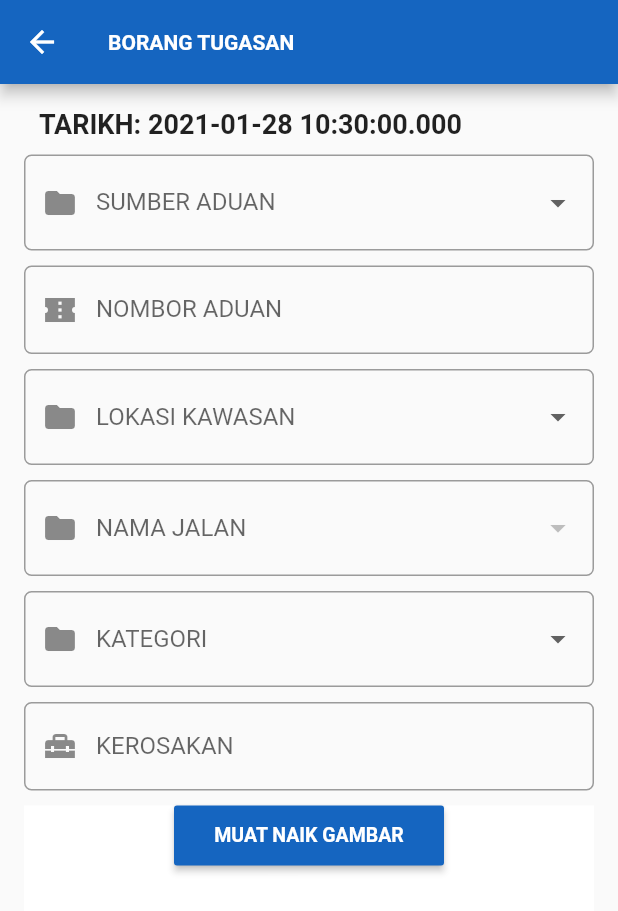
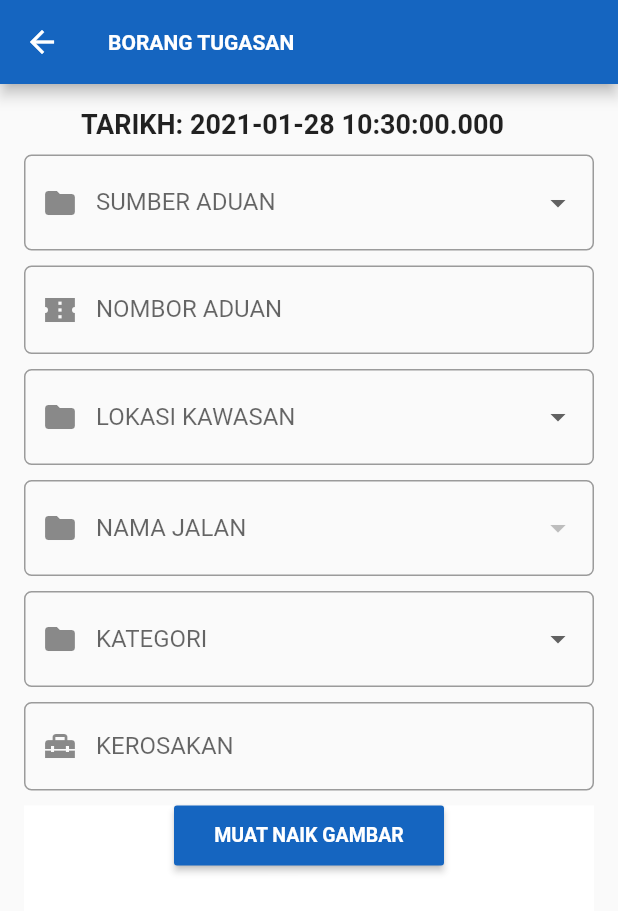
Before and after one commit to sarahsidek/final-year-project-CSP650, a Flutter app: the AddTask screen opened directly, after a tap on "MUAT NAIK GAMBAR", on a phone screen of 412 x 824 dp. Shown: the top 911 px of the screen. Run offline on Flutter 3.47's test engine with Material 2 defaults, Android fonts, the phone set to English and light mode, and no system bars; our stand-ins replace carousel_pro, cloud_firestore, firebase_auth, firebase_messaging, firebase_storage, flutter_spinkit and 4 more; missing offline and left inert: geocoder, geoflutterfire, multi_image_picker; accounts and stored records are empty; Roboto replaces fonts that are missing (Andika, Asap).

Commit message:
latest pecutan akhir

```diff
--- a/lib/maps/google_maps_address.dart
+++ b/lib/maps/google_maps_address.dart
@@ -35,7 +35,7 @@ class _GoogleMapsState extends State<GoogleMaps> {
   String addressLocation;
   static final CameraPosition initialLocation = CameraPosition(
     target: LatLng(4.2105, 101.9758),
-    zoom: 18.00,
+    zoom: 10.00,
   );
 
   void updateMarker(LocationData newLocalData) {
--- a/lib/screen/RecordOfficer/addTask.dart
+++ b/lib/screen/RecordOfficer/addTask.dart
@@ -32,7 +32,7 @@ class _AddTaskState extends State<AddTask> {
   String sumberAduan;
   File image;
   Task tk;
-  List<Asset> images = List<Asset>();
+  List<Asset> images = List();
   List<String> imageUrls = <String>[];
   String error = "No error Detected";
   List <String> sumber = <String> ['SISTEM ADUAN MBPJ', 'SISTEM ADUAN WAZE', 'SISTEM ADUAN UTILITI'];
@@ -42,7 +42,7 @@ class _AddTaskState extends State<AddTask> {
    'PJU 1A', 'PJU 2', 'PJU 3', 'PJU 4', 'PJU 5', 'PJU 6','PJU 7', 'PJU 8', 'PJU 9', 'PJU 10',];
   String value = " ";
   String value1 = " ";
-  List<DropdownMenuItem<String>> _naJalan = List();
+  List<DropdownMenuItem<String>> _naJalan;
   String _selectKawasan;
   String _selectNamaJalan;
   bool disableDrop = true;
@@ -70,7 +70,7 @@ class _AddTaskState extends State<AddTask> {
 
 
   loadAssets() async {
-    List<Asset> resultList = List<Asset>();
+    List<Asset> resultList = images;
     String error = 'No Error Dectected';
 
     try {
@@ -320,7 +320,7 @@ class _AddTaskState extends State<AddTask> {
             crossAxisAlignment: CrossAxisAlignment.end,
             children: <Widget>[
               Container(
-                  margin: EdgeInsets.only(right: 88),
+                  margin: EdgeInsets.only(right: 60),
                   child: Text("TARIKH: "+ _dateTime.toString(), style: GoogleFonts.asap(fontWeight: FontWeight.bold, fontSize: 18))),
               SizedBox(height: 10.0),
               DropdownButtonFormField(
```
Also changed, not shown: pubspec.lock, 2 other files.
